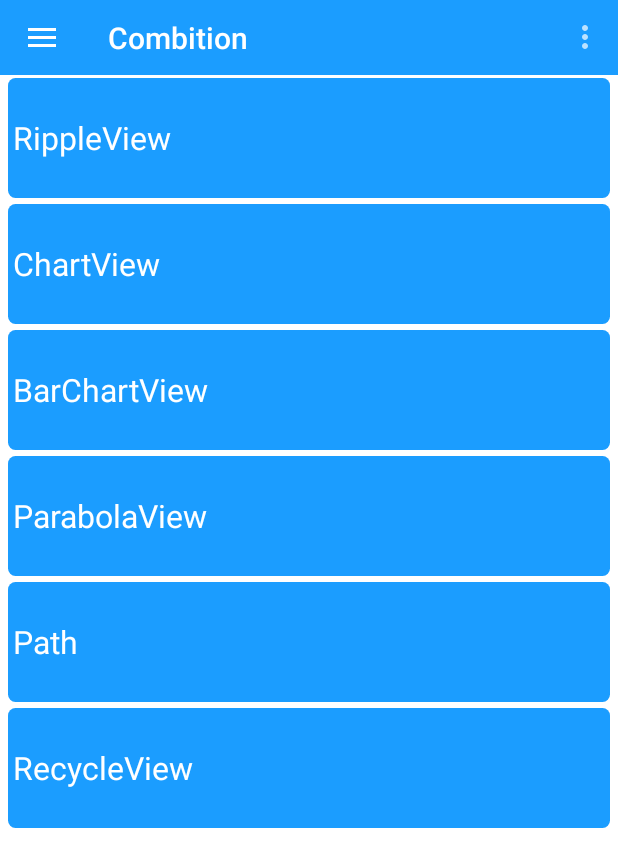
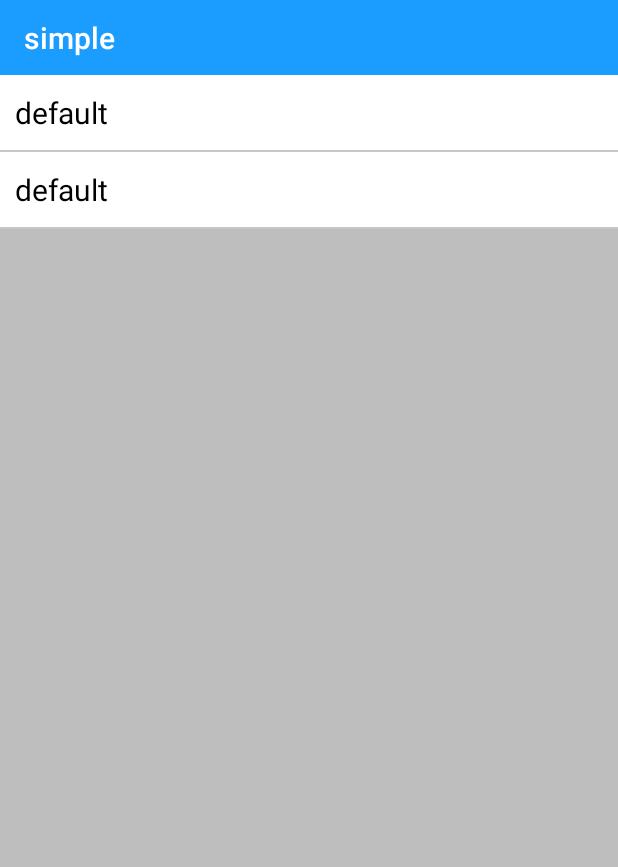
Before and after one commit to yocn/combination, an Android app: the screen it shows after launch (MainActivity before the commit, SettingAct after it), in the options menu, after a tap on "Settings", on a phone screen of 412 x 824 dp. Shown: the top 867 px of the screen. Run offline under Robolectric (Android 15) with nearby library versions, the phone set to English and light mode, and no system bars.

```diff
--- a/app/src/main/java/yocn/com/collection/BaseActivity.java
+++ b/app/src/main/java/yocn/com/collection/BaseActivity.java
@@ -1,5 +1,6 @@
 package yocn.com.collection;
 
+import android.app.Activity;
 import android.os.Build;
 import android.os.Bundle;
 import android.os.PersistableBundle;
@@ -10,6 +11,7 @@ import android.view.View;
 import android.view.Window;
 import android.view.WindowManager;
 
+import yocn.com.collection.application.MyApplication;
 import yocn.com.collection.utils.SystemBarTintManager;
 
 /**
@@ -17,6 +19,7 @@ import yocn.com.collection.utils.SystemBarTintManager;
  */
 public class BaseActivity extends ActionBarActivity {
     Toolbar toolbar;
+    private int[] styles = {R.style.AppTheme, R.style.AppThemeRed};
 
     @Override
     public void onCreate(Bundle savedInstanceState, PersistableBundle persistentState) {
@@ -26,14 +29,29 @@ public class BaseActivity extends ActionBarActivity {
     @Override
     public void setContentView(@LayoutRes int layoutResID) {
         super.setContentView(layoutResID);
-
     }
 
     @Override
     public void setContentView(View view) {
         toolbar = (Toolbar) view.findViewById(R.id.toolbar);
         setSupportActionBar(toolbar);
+        addActivity2List(this);
+        setTheme(styles[MyApplication.styleIndex]);
         super.setContentView(view);
     }
 
+    @Override
+    protected void onDestroy() {
+        removeFromActivityList(this);
+        super.onDestroy();
+    }
+
+    public void addActivity2List(Activity act) {
+        MyApplication.actitivitys.add(act);
+    }
+
+    public void removeFromActivityList(Activity act) {
+        MyApplication.actitivitys.remove(act);
+    }
+
 }
--- a/app/src/main/java/yocn/com/collection/MainActivity.java
+++ b/app/src/main/java/yocn/com/collection/MainActivity.java
@@ -1,5 +1,7 @@
 package yocn.com.collection;
 
+import android.app.Activity;
+import android.content.Intent;
 import android.os.Bundle;
 import android.support.v4.widget.DrawerLayout;
 import android.support.v7.app.ActionBarDrawerToggle;
@@ -11,6 +13,7 @@ import android.view.Gravity;
 import android.view.Menu;
 import android.view.MenuItem;
 import android.view.View;
+import android.widget.AdapterView;
 import android.widget.ArrayAdapter;
 import android.widget.ListView;
 import android.widget.Toast;
@@ -19,6 +22,7 @@ import java.util.ArrayList;
 
 import yocn.com.collection.adapter.MainAdapter;
 import yocn.com.collection.bean.MainItemBean;
+import yocn.com.collection.utils.Logger;
 
 public class MainActivity extends BaseActivity {
     RecyclerView rv_main;
@@ -28,29 +32,30 @@ public class MainActivity extends BaseActivity {
     private Toolbar toolbar;
     private ActionBarDrawerToggle mDrawerToggle;
     private ListView lvLeftMenu;
-    private String[] lvs = {"List Item 01", "List Item 02", "List Item 03", "List Item 04"};
+    private String[] lvs = {"Setting", "About Us"};
     private ArrayAdapter arrayAdapter;
+    public static Activity mMainActivity ;
 
     @Override
     protected void onCreate(Bundle savedInstanceState) {
         super.onCreate(savedInstanceState);
         setContentView(getLayoutInflater().inflate(R.layout.activity_main, null));
-        init();
+        mMainActivity = this;
+        initView();
         initDrawerLayout();
         initScrollView();
     }
 
-    private void init() {
+    private void initView() {
+        rv_main = (RecyclerView) findViewById(R.id.rv_main);
         lvLeftMenu = (ListView) findViewById(R.id.lv_left_menu);
         toolbar = (Toolbar) findViewById(R.id.toolbar);
         drawer_layout = (DrawerLayout) findViewById(R.id.drawer_layout);
-        drawer_layout.openDrawer(Gravity.LEFT);
     }
 
     private void initDrawerLayout() {
         toolbar.setTitle("Combition");
         setSupportActionBar(toolbar);
-        rv_main = (RecyclerView) findViewById(R.id.rv_main);
         getSupportActionBar().setHomeButtonEnabled(true); //设置返回键可用
         getSupportActionBar().setDisplayHomeAsUpEnabled(true);
         //创建返回键，并实现打开关/闭监听
@@ -70,6 +75,18 @@ public class MainActivity extends BaseActivity {
         //设置菜单列表
         arrayAdapter = new ArrayAdapter(this, android.R.layout.simple_list_item_1, lvs);
         lvLeftMenu.setAdapter(arrayAdapter);
+        lvLeftMenu.setOnItemClickListener(new AdapterView.OnItemClickListener() {
+            @Override
+            public void onItemClick(AdapterView<?> parent, View view, int position, long id) {
+                switch (position) {
+                    case 0:
+                        goSettingActivity();
+                        break;
+                    case 1:
+                        break;
+                }
+            }
+        });
         toolbar.setOnMenuItemClickListener(onMenuItemClick);
     }
 
@@ -95,15 +112,22 @@ public class MainActivity extends BaseActivity {
         public boolean onMenuItemClick(MenuItem menuItem) {
             switch (menuItem.getItemId()) {
                 case R.id.action_settings:
+                    goSettingActivity();
                     break;
             }
             return true;
         }
     };
 
+    private void goSettingActivity() {
+        Intent intent = new Intent(this, SettingAct.class);
+        startActivity(intent);
+    }
+
     @Override
     public boolean onCreateOptionsMenu(Menu menu) {
         getMenuInflater().inflate(R.menu.menu_main, menu);
         return true;
     }
+
 }
--- a/app/src/main/java/yocn/com/collection/PathActivity.java
+++ b/app/src/main/java/yocn/com/collection/PathActivity.java
@@ -17,7 +17,7 @@ import android.os.Bundle;
 import android.support.v7.widget.Toolbar;
 import android.view.View;
 
-public class PathActivity extends BaseActivity {
+public class PathActivity extends Activity {
     /**
      * Called when the activity is first created.
      */
@@ -25,8 +25,6 @@ public class PathActivity extends BaseActivity {
     public void onCreate(Bundle savedInstanceState) {
         super.onCreate(savedInstanceState);
         setContentView(new MyView(this));
-        toolbar = (Toolbar) findViewById(R.id.toolbar);
-        setSupportActionBar(toolbar);
     }
 
     class MyView extends View {
--- /dev/null
+++ b/app/src/main/java/yocn/com/collection/SettingAct.java
@@ -0,0 +1,58 @@
+package yocn.com.collection;
+
+import android.annotation.SuppressLint;
+import android.os.Bundle;
+import android.view.View;
+import android.widget.AdapterView;
+import android.widget.ListView;
+import android.widget.Toast;
+
+import java.util.ArrayList;
+
+import yocn.com.collection.adapter.SettingAdapter;
+import yocn.com.collection.bean.SettingBean;
+
+public class SettingAct extends BaseActivity {
+
+    @SuppressLint("NewApi")
+    @Override
+    protected void onCreate(Bundle savedInstanceState) {
+        super.onCreate(savedInstanceState);
+        setContentView(getLayoutInflater().inflate(R.layout.activity_setting, null));
+        ListView lv_setting;
+        lv_setting = (ListView) findViewById(R.id.lv_setting);
+        SettingAdapter adapter = new SettingAdapter(this);
+        lv_setting.setAdapter(adapter);
+
+        SettingBean mSettingBean1 = new SettingBean("default");
+        SettingBean mSettingBean2 = new SettingBean("default");
+        ArrayList<SettingBean> mSettingBeanList = new ArrayList<>();
+        mSettingBeanList.add(mSettingBean1);
+        mSettingBeanList.add(mSettingBean2);
+
+        adapter.setData(mSettingBeanList);
+        adapter.notifyDataSetChanged();
+
+        lv_setting.setOnItemClickListener(new AdapterView.OnItemClickListener() {
+            @Override
+            public void onItemClick(AdapterView<?> parent, View view, int position, long id) {
+                switch (position) {
+                    case 0:
+                        Toast.makeText(SettingAct.this, "default", Toast.LENGTH_SHORT).show();
+                        setTheme(R.style.AppTheme);
+                        MainActivity.mMainActivity.setTheme(R.style.AppTheme);
+                        MainActivity.mMainActivity.recreate();
+                        break;
+                    case 1:
+                        Toast.makeText(SettingAct.this, "red", Toast.LENGTH_SHORT).show();
+                        setTheme(R.style.AppThemeRed);
+                        MainActivity.mMainActivity.setTheme(R.style.AppTheme);
+                        MainActivity.mMainActivity.recreate();
+                        break;
+
+                }
+            }
+        });
+    }
+
+}
--- /dev/null
+++ b/app/src/main/java/yocn/com/collection/adapter/SettingAdapter.java
@@ -0,0 +1,63 @@
+package yocn.com.collection.adapter;
+
+import android.content.Context;
+import android.view.LayoutInflater;
+import android.view.View;
+import android.view.ViewGroup;
+import android.widget.BaseAdapter;
+import android.widget.TextView;
+
+import java.util.ArrayList;
+import java.util.Random;
+
+import yocn.com.collection.R;
+import yocn.com.collection.bean.SettingBean;
+import yocn.com.collection.view.BarChartView;
+
+public class SettingAdapter extends BaseAdapter {
+    private LayoutInflater mInflater;
+    ArrayList<SettingBean> mSettingBeanList = new ArrayList<>();
+
+    public SettingAdapter(Context context) {
+        super();
+        mInflater = LayoutInflater.from(context);
+    }
+
+    public void setData(ArrayList<SettingBean> mSettingBeanList) {
+        this.mSettingBeanList = mSettingBeanList;
+    }
+
+    @Override
+    public int getCount() {
+        return mSettingBeanList.size();
+    }
+
+    @Override
+    public Object getItem(int arg0) {
+        return null;
+    }
+
+    @Override
+    public long getItemId(int arg0) {
+        return 0;
+    }
+
+    @Override
+    public View getView(int position, View convertView, ViewGroup arg2) {
+        ViewHolder holder;
+        if (convertView == null) {
+            convertView = mInflater.inflate(R.layout.item_setting, null);
+            holder = new ViewHolder();
+            holder.tv_setting = (TextView) convertView.findViewById(R.id.tv_setting);
+            convertView.setTag(holder);// 绑定ViewHolder对象
+        } else {
+            holder = (ViewHolder) convertView.getTag();//  取出ViewHolder对象
+        }
+        holder.tv_setting.setText(mSettingBeanList.get(position).getTitle());
+        return convertView;
+    }
+
+    public final class ViewHolder {
+        public TextView tv_setting;
+    }
+}
--- /dev/null
+++ b/app/src/main/java/yocn/com/collection/application/MyApplication.java
@@ -0,0 +1,15 @@
+package yocn.com.collection.application;
+
+import android.app.Activity;
+import android.app.Application;
+
+import java.util.ArrayList;
+
+/**
+ * Created by JD on 2015/12/11 0011.
+ */
+public class MyApplication extends Application {
+    public static int styleIndex = 0;
+    public static ArrayList<Activity> actitivitys = new ArrayList<>();
+
+}
--- /dev/null
+++ b/app/src/main/java/yocn/com/collection/bean/SettingBean.java
@@ -0,0 +1,28 @@
+package yocn.com.collection.bean;
+
+/**
+ * Created by JD on 2015/12/11 0011.
+ */
+public class SettingBean {
+    private String title;
+
+    public SettingBean(String title) {
+        this.title = title;
+    }
+
+    public String getTitle() {
+        return title;
+    }
+
+    public void setTitle(String title) {
+        this.title = title;
+    }
+
+
+    @Override
+    public String toString() {
+        return "SettingBean{" +
+                "title='" + title + '\'' +
+                '}';
+    }
+}
--- a/app/src/main/res/layout/activity_main.xml
+++ b/app/src/main/res/layout/activity_main.xml
@@ -23,7 +23,7 @@
             android:layout_width="match_parent"
             android:layout_height="match_parent"
             android:layout_gravity="start"
-            android:background="#000000">
+            android:background="#333333">
 
             <ListView
                 android:id="@+id/lv_left_menu"
--- /dev/null
+++ b/app/src/main/res/layout/activity_setting.xml
@@ -0,0 +1,17 @@
+<RelativeLayout xmlns:android="http://schemas.android.com/apk/res/android"
+    android:layout_width="fill_parent"
+    android:layout_height="fill_parent">
+
+    <include
+        android:id="@+id/toolbar"
+        layout="@layout/toolbar" />
+
+    <ListView
+        android:id="@+id/lv_setting"
+        android:layout_width="fill_parent"
+        android:layout_height="fill_parent"
+        android:layout_below="@id/toolbar">
+
+    </ListView>
+
+</RelativeLayout>
--- /dev/null
+++ b/app/src/main/res/layout/item_setting.xml
@@ -0,0 +1,17 @@
+<RelativeLayout xmlns:android="http://schemas.android.com/apk/res/android"
+    android:layout_width="fill_parent"
+    android:layout_height="match_parent"
+    android:background="#ffffff">
+
+    <TextView
+        android:id="@+id/tv_setting"
+        android:layout_width="fill_parent"
+        android:layout_height="50dp"
+        android:textColor="@color/black"
+        android:gravity="center_vertical"
+        android:layout_marginLeft="10dp"
+        android:textSize="20sp"
+        android:layout_centerVertical="true"
+        android:text="1234567/9" />
+
+</RelativeLayout>
--- a/app/src/main/res/values/styles.xml
+++ b/app/src/main/res/values/styles.xml
@@ -2,6 +2,12 @@
 
     <!--定义主题使用parent引用我们自定义的AppTheme.Base主题-->
     <style name="AppTheme" parent="AppTheme.Base"></style>
+
+    <style name="AppThemeRed" parent="AppTheme.Base">
+        <item name="colorPrimary">#ff4444</item>
+        <!--Status bar color-->
+        <item name="colorPrimaryDark">#faaaaa</item>
+    </style>
 
     <style name="AppTheme.Base" parent="Theme.AppCompat">
         <item name="windowActionBar">false</item>
```
Also changed, not shown: app/src/main/AndroidManifest.xml (+14 -22 lines), app/src/main/java/yocn/com/collection/RecycleViewAct.java (+0 -24 lines), app/src/main/res/layout/activity_chart.xml (+2 -11 lines), app/src/main/res/layout/activity_recycle_view.xml (+0 -10 lines).
